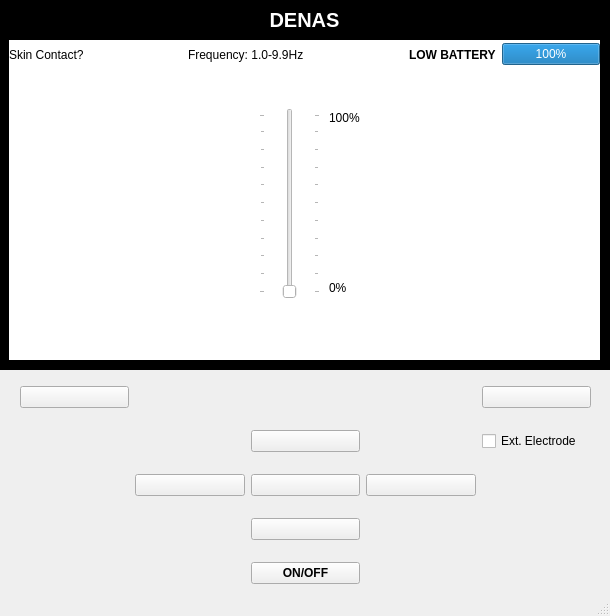
cameronSlupeiks/DenasEmulator, file app/DenasUI.ui: the form before one commit.
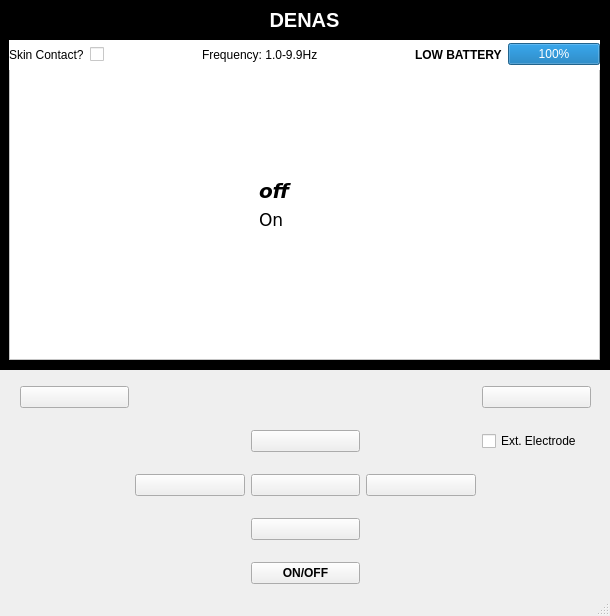
The form after the commit. The open tabs and pages were chosen to show the change.

Patch:
```diff
--- a/app/DenasUI.ui
+++ b/app/DenasUI.ui
@@ -202,6 +202,9 @@
         <height>311</height>
        </rect>
       </property>
+      <property name="styleSheet">
+       <string notr="true">background-color: transparent;</string>
+      </property>
       <property name="currentIndex">
        <number>5</number>
       </property>
@@ -1097,51 +1100,68 @@
         </property>
        </widget>
       </widget>
-      <widget class="QWidget" name="sound">
-       <widget class="QSlider" name="volumeSlider">
+      <widget class="QWidget" name="economy">
+       <property name="styleSheet">
+        <string notr="true">background-color:transparent;</string>
+       </property>
+       <widget class="QWidget" name="layoutWidget_2">
         <property name="geometry">
          <rect>
           <x>260</x>
-          <y>39</y>
-          <width>61</width>
-          <height>191</height>
+          <y>110</y>
+          <width>81</width>
+          <height>53</height>
          </rect>
         </property>
-        <property name="orientation">
-         <enum>Qt::Vertical</enum>
-        </property>
-        <property name="tickPosition">
-         <enum>QSlider::TicksBothSides</enum>
-        </property>
-        <property name="tickInterval">
-         <number>10</number>
-        </property>
-       </widget>
-       <widget class="QLabel" name="maxVol">
-        <property name="geometry">
-         <rect>
-          <x>330</x>
-          <y>40</y>
-          <width>62</width>
-          <height>17</height>
-         </rect>
-        </property>
-        <property name="text">
-         <string>100%</string>
-        </property>
-       </widget>
-       <widget class="QLabel" name="minVol">
-        <property name="geometry">
-         <rect>
-          <x>330</x>
-          <y>210</y>
-          <width>62</width>
-          <height>17</height>
-         </rect>
-        </property>
-        <property name="text">
-         <string>0%</string>
-        </property>
+        <layout class="QVBoxLayout" name="verticalLayout_2">
+         <item>
+          <widget class="QLabel" name="EconOff">
+           <property name="font">
+            <font>
+             <family>DejaVu Sans</family>
+             <pointsize>15</pointsize>
+             <weight>75</weight>
+             <italic>true</italic>
+             <bold>true</bold>
+            </font>
+           </property>
+           <property name="styleSheet">
+            <string notr="true">background-color:transparent;</string>
+           </property>
+           <property name="text">
+            <string>off</string>
+           </property>
+           <property name="selected" stdset="0">
+            <bool>true</bool>
+           </property>
+           <property name="enableDisable" stdset="0">
+            <bool>true</bool>
+           </property>
+          </widget>
+         </item>
+         <item>
+          <widget class="QLabel" name="EconOn">
+           <property name="font">
+            <font>
+             <family>DejaVu Sans</family>
+             <pointsize>13</pointsize>
+            </font>
+           </property>
+           <property name="styleSheet">
+            <string notr="true">background-color:transparent;</string>
+           </property>
+           <property name="text">
+            <string>On</string>
+           </property>
+           <property name="selected" stdset="0">
+            <bool>false</bool>
+           </property>
+           <property name="enableDisable" stdset="0">
+            <bool>false</bool>
+           </property>
+          </widget>
+         </item>
+        </layout>
        </widget>
       </widget>
       <widget class="QWidget" name="colour">
@@ -1313,6 +1333,13 @@
          </property>
         </widget>
        </item>
+       <item>
+        <widget class="QCheckBox" name="checkBox">
+         <property name="text">
+          <string/>
+         </property>
+        </widget>
+       </item>
        <item>
         <spacer name="horizontalSpacer_3">
          <property name="orientation">
@@ -1328,6 +1355,10 @@
        </item>
        <item>
         <widget class="QLabel" name="frequencyLabel">
+         <property name="styleSheet">
+          <string notr="true">background-color:transparent;
+</string>
+         </property>
          <property name="text">
           <string>Frequency: 1.0-9.9Hz</string>
          </property>
@@ -1354,6 +1385,14 @@
            <bold>true</bold>
           </font>
          </property>
+         <property name="styleSheet">
+          <string notr="true">QLabel {
+	color: rgb(239, 41, 41) 
+}
+
+background-color:transparent;
+</string>
+         </property>
          <property name="text">
           <string>LOW BATTERY</string>
          </property>
```
Left out of the diff: 240 changed lines with no effect on the pictures.
